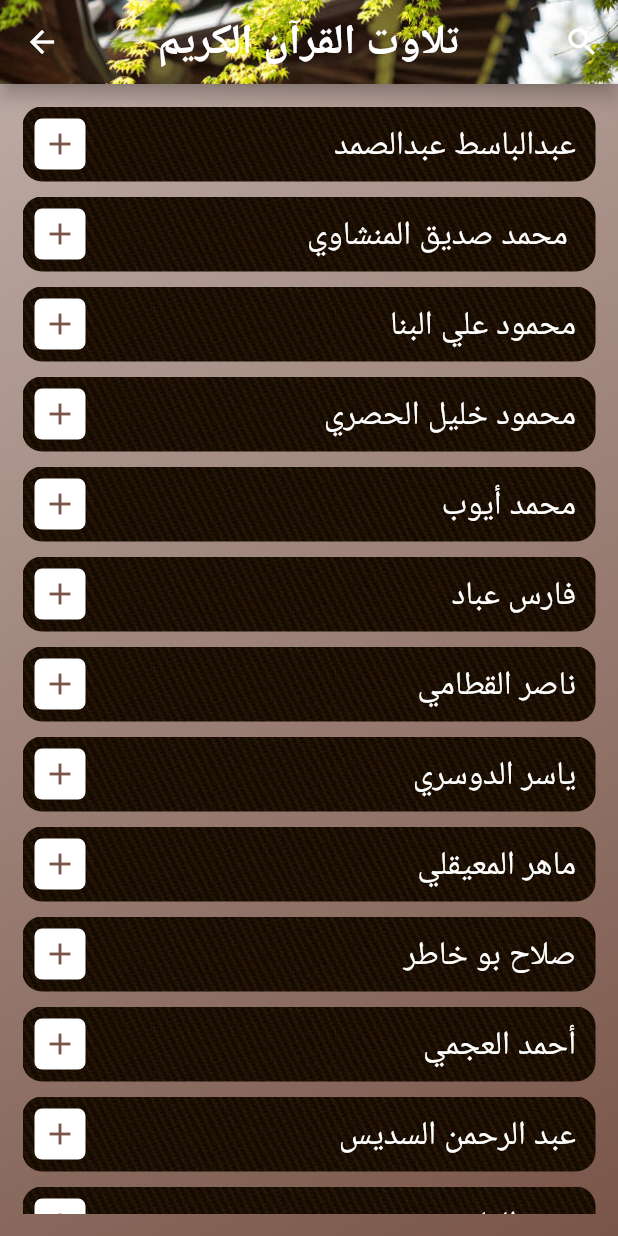
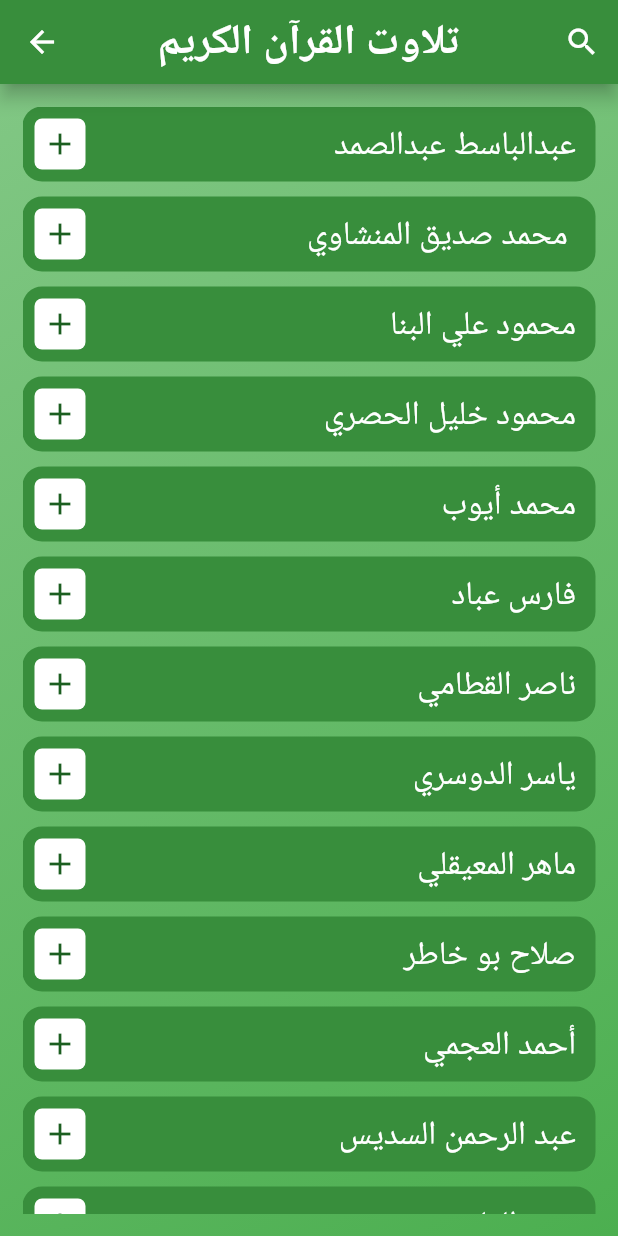
Before and after one commit to alaamorsi/quranApp, a Flutter app: the screen it shows after launch, after a tap on "الأستماع", on a phone screen of 412 x 824 dp. Run offline on Flutter 3.47's test engine with Material 2 defaults, Android fonts, the light colour scheme and no system bars; our stand-ins replace audio_video_progress_bar, conditional_builder_null_safety, just_audio, rxdart, shared_preferences; missing offline and left inert: flutter_cached_pdfview; Roboto replaces fonts that are missing (nor).

Commit message:
the semi final edite

```diff
--- a/lib/first_screen.dart
+++ b/lib/first_screen.dart
@@ -11,72 +11,12 @@ class FirstScreen extends StatefulWidget {
   State<FirstScreen> createState() => _FirstScreenState();
 }
 class _FirstScreenState extends State<FirstScreen> {
-  int selectedIndex = 0;
   bool cardV=true;
-  bool mode = true;
 
-  void onItemTapped(int index) {
-    setState(() {
-      selectedIndex = index;
-    });
-  }
   @override
   Widget build(BuildContext context) {
     return Scaffold(
-      endDrawer: Drawer(
-        width: 150.0,
-        child: ListView(
-          // Important: Remove any padding from the ListView.
-          padding: EdgeInsets.symmetric(horizontal: 5.0, vertical: 20.0),
-          children: [
-            Container(
-              width: double.infinity,
-              height: 80.0,
-              child: DrawerHeader(
-                  child: Row(
-                    mainAxisAlignment: MainAxisAlignment.center,
-                    crossAxisAlignment: CrossAxisAlignment.start,
-                    children: [
-                      Text('الاعدادات', style: TextStyle(color: Colors.white,fontSize: 20)),
-                    ],
-                  ),
-                  decoration: BoxDecoration(
-                    borderRadius: BorderRadius.circular(20.0),
-                      color: Colors.brown,
-                  ),
-                  margin: EdgeInsets.all(0.0),
-                  padding: EdgeInsets.all(0.0)
-              ),
-            ),
-            SizedBox(height: 10,),
-            ListTile(
-              selectedTileColor: Colors.brown.shade300,
-              selectedColor: Colors.white,
-              leading: mode?Icon(Icons.light_mode):Icon(Icons.dark_mode),
-              selected: selectedIndex == 0,
-              onTap: () {
-                onItemTapped(0);
-                setState(() {
-                  mode= !mode;
-                });
-              },
-            ),
-            ListTile(
-              selectedTileColor: Colors.brown.shade300,
-              selectedColor: Colors.white,
-              leading: cardV?Icon(Icons.margin_outlined):Icon(Icons.credit_card_sharp),
-              selected: selectedIndex == 1,
-              onTap: () {
-                onItemTapped(1);
-                setState(() {
-                  cardV= !cardV;
-                });
-              },
-            )
-          ],
-        ),
-      ),
-      appBar: myAppBar(context: context, title: 'اسلامي'),
+      appBar: myAppBar(context: context, title: 'اسلامي',anotherButton: true,anotherIcon: Icons.layers,function: (){setState(() {cardV= !cardV;});}),
       body: Container(
         width: double.infinity,
         decoration: BoxDecoration(
@@ -84,8 +24,8 @@ class _FirstScreenState extends State<FirstScreen> {
             begin: Alignment.topLeft,
             end: Alignment.bottomRight,
             colors: [
-              Colors.brown[200]!,
-              Colors.brown,
+              Colors.green.shade300,
+              Colors.green
             ],
           ),
         ),
--- a/lib/our_widgets.dart
+++ b/lib/our_widgets.dart
@@ -1,31 +1,34 @@
 import 'package:flutter/material.dart';
+
+import 'consts.dart';
 
 ////////////////////////////////////////////
 PreferredSizeWidget myAppBar({
   required BuildContext context,
   required String title,
-  String backImage ='assets/background/b0.jpg',
   bool iconButton =false,
   IconData? icon,
+  bool anotherButton =false,
+  IconData? anotherIcon,
+  Function? function,
   navScreen})=>AppBar(
   title: Text(
     title,
-    style: TextStyle(fontWeight: FontWeight.bold,fontFamily: 'nor', fontSize: 28.0),),
+    style: TextStyle(fontWeight: FontWeight.bold, fontSize: 28.0),),
   actions: [
     if(iconButton)
       IconButton(
           onPressed: (){Navigator.push(context,MaterialPageRoute(builder: (context) => navScreen));},
           icon: Icon(icon)
       ),
+    if(anotherButton)
+      IconButton(onPressed: (){function!();}, icon: Icon(anotherIcon))
   ],
   centerTitle: true,
   elevation: 5.0,
   flexibleSpace: Container(
     decoration: BoxDecoration(
-        image: DecorationImage(
-            image: AssetImage(backImage),
-            fit: BoxFit.cover
-        )
+        color: cardColor,
     ),
   ),
 );
@@ -41,23 +44,25 @@ Widget firstScreenItem({required context,required String title,required IconData
         child: Container(
           decoration: BoxDecoration(
             borderRadius: BorderRadius.circular(10.0),
-            image: DecorationImage(image: AssetImage('assets/background/b3.jpg'),fit: BoxFit.cover),
+            color: defaultColor,
           ),
           child: Row(
             children: [
+              Spacer(),
               Padding(
-                padding: const EdgeInsets.all(10.0),
+                padding: const EdgeInsets.symmetric(vertical: 10.0),
                 child: Column(
                   mainAxisAlignment: MainAxisAlignment.center,
                   crossAxisAlignment: CrossAxisAlignment.center,
                   children: [
                     Icon(icon,size: 30.0,color: Colors.white,),
                     SizedBox(height: 5.0,),
-                    Text(title,style: TextStyle(color: Colors.white,fontFamily: 'nor',fontSize: 21.0),),
-                  ],
+                    Text(title,style: TextStyle(color: Colors.white,fontSize: 20.0),),
+                  ]
                 ),
               ),
-            ],
+              Spacer(),
+            ]
           ),
         ),
       ),
@@ -74,10 +79,11 @@ Widget firstScreenItemV({required context,required String title,required IconDat
         child: Container(
           decoration: BoxDecoration(
             borderRadius: BorderRadius.circular(10.0),
-            image: DecorationImage(image: AssetImage('assets/background/b3.jpg'),fit: BoxFit.cover),
+            color: cardColor,
           ),
           child: Column(
             children: [
+              SizedBox(width: 20.0,),
               Padding(
                 padding: const EdgeInsets.all(10.0),
                 child: Row(
@@ -88,6 +94,7 @@ Widget firstScreenItemV({required context,required String title,required IconDat
                   ]
                 ),
               ),
+              SizedBox(width: 20.0,),
             ]
           ),
         ),
@@ -100,7 +107,7 @@ Widget qaraaItem({required context,required List from,required int index,require
       height: 50.0,
       decoration: BoxDecoration(
         borderRadius: BorderRadius.circular(13.0,),
-        image: DecorationImage(image: AssetImage('assets/background/b3.jpg'),fit: BoxFit.cover),
+        color: cardColor,
       ),
       child: InkWell(
         onTap: () {
@@ -120,7 +127,7 @@ Widget qaraaItem({required context,required List from,required int index,require
                 decoration: BoxDecoration(
                   borderRadius: BorderRadius.circular(5.0,),
                   color: Colors.white,),
-                child: Icon(Icons.add,color: Colors.brown),
+                child: Icon(Icons.add,color: Colors.green.shade900),
               ),
               Spacer(),
               Text(
@@ -128,7 +135,7 @@ Widget qaraaItem({required context,required List from,required int index,require
                 style: TextStyle(color: Colors.white, fontSize: 22.0),
               ),
               SizedBox(width: 5.0,),
-            ],
+            ]
           ),
         ),
       ),
@@ -140,7 +147,7 @@ Widget chapterItem({required context,required List from,required int index,requi
       height: 50.0,
       decoration: BoxDecoration(
         borderRadius: BorderRadius.circular(13.0,),
-        image: DecorationImage(image: AssetImage('assets/background/b3.jpg'),fit: BoxFit.cover),
+        color: cardColor,
       ),
       child: InkWell(
         onTap: () {
@@ -160,7 +167,7 @@ Widget chapterItem({required context,required List from,required int index,requi
                 decoration: BoxDecoration(
                   borderRadius: BorderRadius.circular(5.0,),
                   color: Colors.white,),
-                child: Icon(Icons.add,color: Colors.brown),
+                child: Icon(Icons.add,color: Colors.green.shade900),
               ),
               Spacer(),
               Text(
--- a/lib/screens/el_quraa.dart
+++ b/lib/screens/el_quraa.dart
@@ -18,8 +18,8 @@ class ElQuraaScreen extends StatelessWidget {
             begin: Alignment.topLeft,
             end: Alignment.bottomRight,
             colors: [
-              Colors.brown[200]!,
-              Colors.brown,
+              Colors.green.shade300,
+              Colors.green
             ],
           ),
         ),
--- a/lib/screens/quran_list.dart
+++ b/lib/screens/quran_list.dart
@@ -25,8 +25,8 @@ class QuranListView extends StatelessWidget {
             begin: Alignment.topLeft,
             end: Alignment.bottomRight,
             colors: [
-              Colors.brown[200]!,
-              Colors.brown,
+              Colors.green.shade300,
+              Colors.green
             ],
           ),
         ),
--- a/pubspec.yaml
+++ b/pubspec.yaml
@@ -43,9 +43,8 @@ dependencies:
   assets_audio_player: ^3.1.0
   just_audio: ^0.9.30
   pdfx: ^2.4.0
-  syncfusion_flutter_pdfviewer: ^22.2.11
+  flutter_cached_pdfview: ^0.4.2
   conditional_builder_null_safety: ^0.0.6
-  flutter_side_menu: ^0.4.0
 
 
 dev_dependencies:
```
Also changed, not shown: lib/consts.dart (added, +7 -0 lines), lib/screens/masbaha.dart (+4 -3 lines), lib/screens/motshabhat.dart (+91 -98 lines), lib/screens/mushaf.dart (+72 -107 lines), pubspec.lock, 5 other files.
